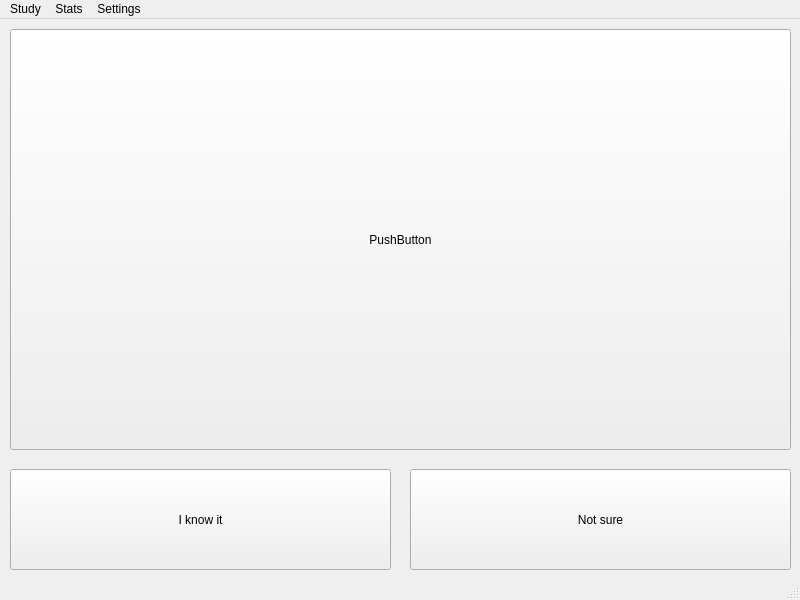
This is tagalog-flashcards-qt/flashcardwindow.ui in EthanCortez/tagalog-flashcard as Qt 5 draws it before an edit. The edited form follows.
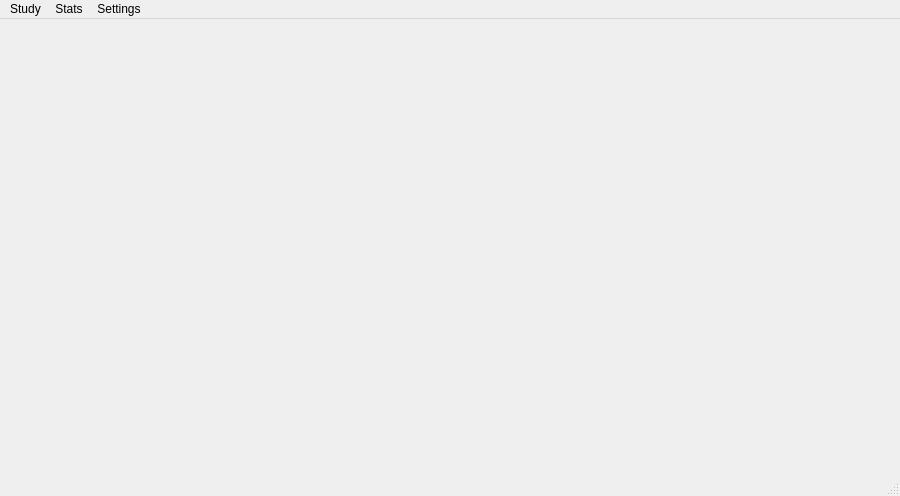
This is the edited form.

What changed in the file:
```diff
--- a/tagalog-flashcards-qt/flashcardwindow.ui
+++ b/tagalog-flashcards-qt/flashcardwindow.ui
@@ -6,60 +6,20 @@
    <rect>
     <x>0</x>
     <y>0</y>
-    <width>800</width>
-    <height>600</height>
+    <width>900</width>
+    <height>496</height>
    </rect>
   </property>
   <property name="windowTitle">
    <string>FlashcardWindow</string>
   </property>
-  <widget class="QWidget" name="centralWidget">
-   <widget class="QPushButton" name="pushButton">
-    <property name="geometry">
-     <rect>
-      <x>10</x>
-      <y>450</y>
-      <width>381</width>
-      <height>101</height>
-     </rect>
-    </property>
-    <property name="text">
-     <string>I know it</string>
-    </property>
-   </widget>
-   <widget class="QPushButton" name="pushButton_2">
-    <property name="geometry">
-     <rect>
-      <x>410</x>
-      <y>450</y>
-      <width>381</width>
-      <height>101</height>
-     </rect>
-    </property>
-    <property name="text">
-     <string>Not sure</string>
-    </property>
-   </widget>
-   <widget class="QPushButton" name="flashcardButton">
-    <property name="geometry">
-     <rect>
-      <x>10</x>
-      <y>10</y>
-      <width>781</width>
-      <height>421</height>
-     </rect>
-    </property>
-    <property name="text">
-     <string>PushButton</string>
-    </property>
-   </widget>
-  </widget>
+  <widget class="QWidget" name="centralWidget"/>
   <widget class="QMenuBar" name="menubar">
    <property name="geometry">
     <rect>
      <x>0</x>
      <y>0</y>
-     <width>800</width>
+     <width>900</width>
      <height>22</height>
     </rect>
    </property>
```
